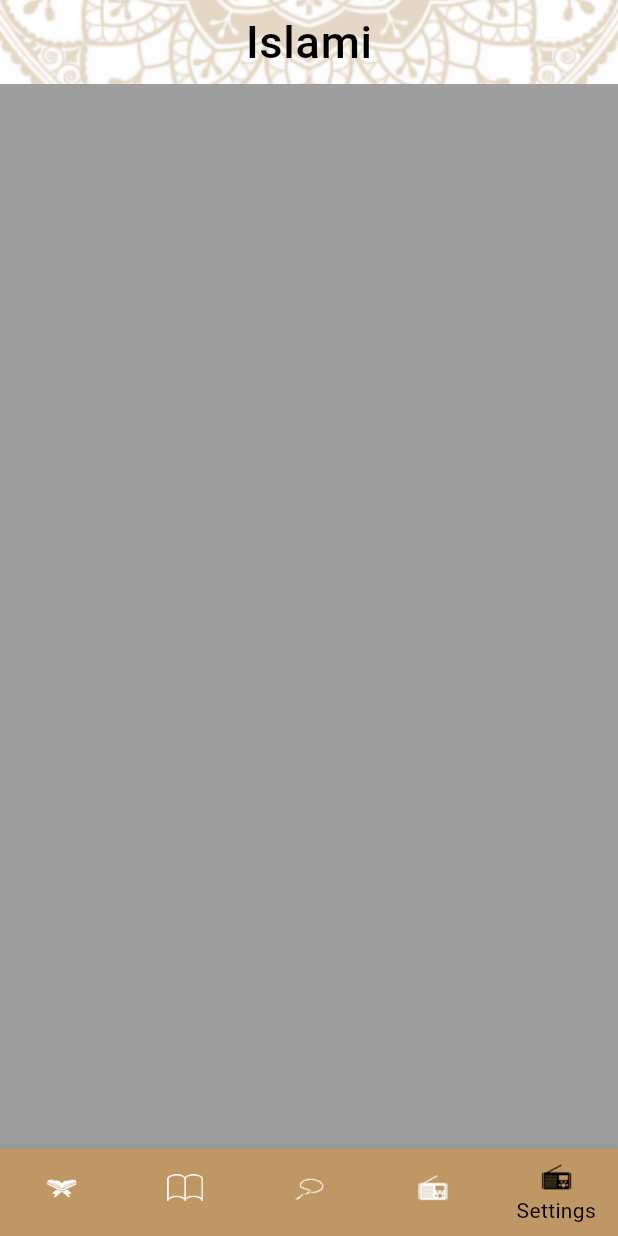
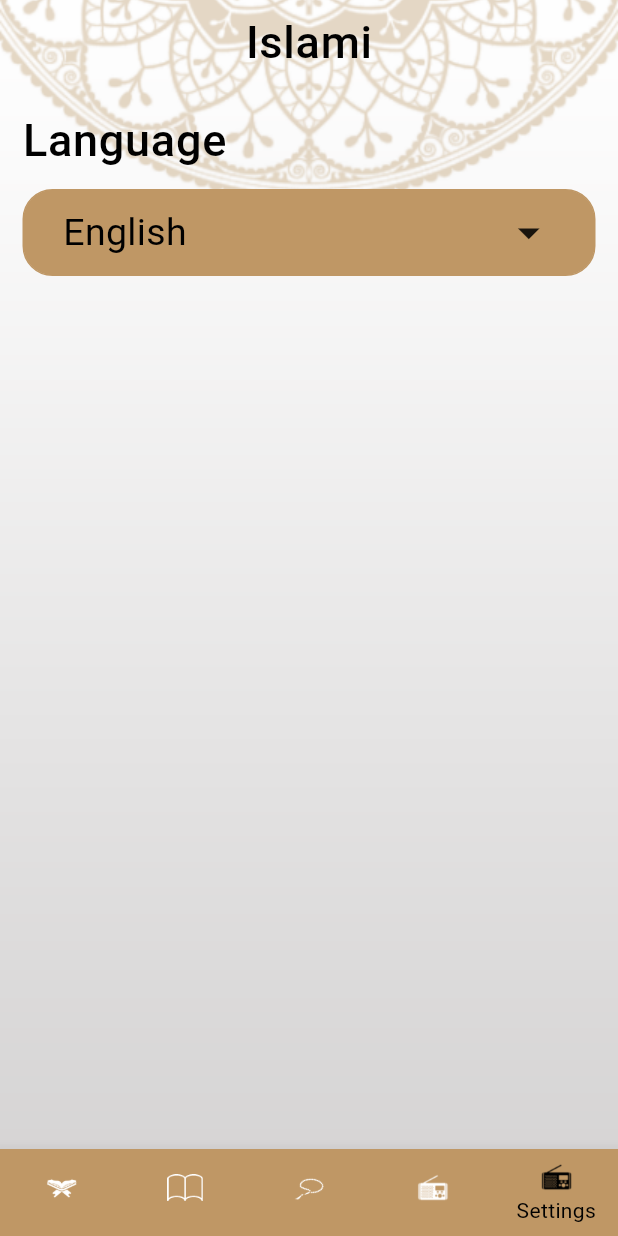
Before and after one commit to AhmedShehata2004/IslamiApp, a Flutter app: the screen it shows after launch, item 5 of the bottom bar chosen, on a phone screen of 412 x 824 dp. Run offline on Flutter 3.47's test engine with Material 3 defaults, Android fonts, the phone set to English and light mode, and no system bars; generated files the repository leaves out were written again.

Commit message:
add localization to all aplication manually without state management && make l10 files

```diff
--- /dev/null
+++ b/l10.yaml
@@ -0,0 +1,3 @@
+arb-dir: lib/l10n
+template-arb-file: app_en.arb
+output-localization-file: app_localizations.dart
--- a/lib/hadeth/hadeth_details.dart
+++ b/lib/hadeth/hadeth_details.dart
@@ -1,4 +1,5 @@
 import 'package:flutter/material.dart';
+import 'package:flutter_gen/gen_l10n/app_localizations.dart';
 import 'package:islami_app/hadeth/hadeth_tab.dart';
 import 'package:islami_app/new_theme.dart';
 
@@ -19,7 +20,7 @@ class HadethDetails extends StatelessWidget {
         ),
         Scaffold(
           appBar: AppBar(
-            title: Text('Islami', style: Theme.of(context).textTheme.bodyLarge),
+            title: Text(AppLocalizations.of(context)!.app_title , style: Theme.of(context).textTheme.bodyLarge),
           ),
           body: Container(
             width: double.infinity,
--- a/lib/hadeth/hadeth_tab.dart
+++ b/lib/hadeth/hadeth_tab.dart
@@ -1,8 +1,8 @@
 import 'package:flutter/material.dart';
 import 'package:flutter/services.dart';
+import 'package:flutter_gen/gen_l10n/app_localizations.dart';
 import 'package:islami_app/hadeth/hadeth_details.dart';
 import 'package:islami_app/new_theme.dart';
-
 class HadethTab extends StatefulWidget {
   HadethTab({super.key});
 
@@ -23,7 +23,7 @@ class _HadethTabState extends State<HadethTab> {
         children: [
           Image.asset("assets/images/hadeth_logo.png"),
           Divider(color: MyTheme.primaryLight, thickness: 2),
-          Text("Ahadeth Names", style: Theme.of(context).textTheme.bodyLarge),
+          Text(AppLocalizations.of(context)!.hadeth_name,style: Theme.of(context).textTheme.bodyLarge),
           Divider(color: MyTheme.primaryLight, thickness: 2),
 
           ahadeth.isEmpty
--- a/lib/home/home_screen.dart
+++ b/lib/home/home_screen.dart
@@ -1,4 +1,5 @@
 import 'package:flutter/material.dart';
+import 'package:flutter_gen/gen_l10n/app_localizations.dart';
 import 'package:islami_app/hadeth/hadeth_tab.dart';
 import 'package:islami_app/new_theme.dart';
 import 'package:islami_app/quran/quran_tab.dart';
@@ -43,7 +44,7 @@ class _HomeScreenState extends State<HomeScreen> {
 
         Scaffold(
           appBar: AppBar(
-            title: Text('Islami', style: Theme.of(context).textTheme.bodyLarge),
+            title: Text(AppLocalizations.of(context)!.app_title  , style: Theme.of(context).textTheme.bodyLarge),
           ),
           body: tabs[currentIndex],
           bottomNavigationBar: Theme(
@@ -54,23 +55,23 @@ class _HomeScreenState extends State<HomeScreen> {
               items: [
                 BottomNavigationBarItem(
                   icon: ImageIcon(AssetImage("assets/images/icon_quran.png")),
-                  label: "Quran",
+                  label: AppLocalizations.of(context)!.quran,
                 ),
                 BottomNavigationBarItem(
                   icon:ImageIcon(AssetImage( "assets/images/icon_hadeth.png")),
-                  label: "Hadeth",
+                  label: AppLocalizations.of(context)!.hadeth,
                 ),
                 BottomNavigationBarItem(
                   icon: ImageIcon(AssetImage("assets/images/icon_sebha.png")),
-                  label: "Sebha",
+                  label:  AppLocalizations.of(context)!.sebha ,
                 ),
                 BottomNavigationBarItem(
                   icon: ImageIcon(AssetImage("assets/images/icon_radio.png")),
-                  label: "Radio",
+                  label: AppLocalizations.of(context)!.radio,
                 ),
                 BottomNavigationBarItem(
                   icon: ImageIcon(AssetImage("assets/images/icon_radio.png")),
-                  label: "Settings",
+                  label: AppLocalizations.of(context)!.settings,
                 ),
               ],
             ),
--- a/lib/main.dart
+++ b/lib/main.dart
@@ -1,9 +1,9 @@
 import 'package:flutter/material.dart';
+import 'package:flutter_gen/gen_l10n/app_localizations.dart';
 import 'package:islami_app/hadeth/hadeth_details.dart';
 import 'package:islami_app/home/home_screen.dart';
 import 'package:islami_app/new_theme.dart';
 import 'package:islami_app/quran/sura_details.dart';
-
 void main() {
   runApp(const MyApp());
 }
@@ -24,6 +24,10 @@ class MyApp extends StatelessWidget {
 		HadethDetails.routeName: (context) => const HadethDetails(),
 	  },
       // home: const HomeScreen(),
+
+      locale: const Locale("en",),
+      localizationsDelegates: AppLocalizations.localizationsDelegates,
+      supportedLocales: AppLocalizations.supportedLocales,
     );
   }
 }
--- a/lib/quran/sura_details.dart
+++ b/lib/quran/sura_details.dart
@@ -1,5 +1,6 @@
 import 'package:flutter/material.dart';
 import 'package:flutter/services.dart';
+import 'package:flutter_gen/gen_l10n/app_localizations.dart';
 import 'package:islami_app/new_theme.dart';
 
 class SuraDetailsScreen extends StatefulWidget {
@@ -49,7 +50,7 @@ class _SuraDetailsScreenState extends State<SuraDetailsScreen> {
         Scaffold(
           backgroundColor: Colors.transparent,
           appBar: AppBar(
-            title: Text('Islami', style: Theme.of(context).textTheme.bodyLarge),
+            title: Text(AppLocalizations.of(context)!.app_title, style: Theme.of(context).textTheme.bodyLarge),
           ),
           body: Container(
             width: double.infinity,
--- a/lib/radio/radio_tab.dart
+++ b/lib/radio/radio_tab.dart
@@ -1,4 +1,5 @@
 import 'package:flutter/material.dart';
+import 'package:flutter_gen/gen_l10n/app_localizations.dart';
 import 'package:islami_app/new_theme.dart';
 
 class RadioTab extends StatelessWidget {
@@ -12,7 +13,7 @@ class RadioTab extends StatelessWidget {
       children: [
         Image.asset("assets/images/radio_image.png"),
         SizedBox(height: 20,),
-        Text("Ezaat AlQuran AlKarem ", style: Theme.of(context).textTheme.headlineMedium,),
+        Text(AppLocalizations.of(context)!.ezaat_alquran_alkarem , style: Theme.of(context).textTheme.headlineMedium,),
         SizedBox(height: 40,),
         Row(
           mainAxisAlignment: MainAxisAlignment.center,
--- a/lib/sebha/sebha_tab.dart
+++ b/lib/sebha/sebha_tab.dart
@@ -1,5 +1,7 @@
 import 'package:flutter/material.dart';
+import 'package:flutter_gen/gen_l10n/app_localizations.dart';
 import 'package:islami_app/new_theme.dart';
+
 
 class SebhaTab extends StatefulWidget {
   const SebhaTab({super.key});
@@ -73,7 +75,7 @@ class _SebhaTabState extends State<SebhaTab> {
           ),
 
           const SizedBox(height: 30),
-          Text("عدد التسبيحات", style: theme.textTheme.titleLarge?.copyWith(
+          Text(AppLocalizations.of(context)!.number_of_tasbeeh, style: theme.textTheme.titleLarge?.copyWith(
             fontWeight: FontWeight.bold,
           )),
           const SizedBox(height: 20),
--- a/lib/settings/settings_tab.dart
+++ b/lib/settings/settings_tab.dart
@@ -1,10 +1,60 @@
 import 'package:flutter/material.dart';
+import 'package:flutter_gen/gen_l10n/app_localizations.dart';
+import 'package:islami_app/settings/language_bottom_sheet.dart';
 
-class SettingsTab extends StatelessWidget {
-  const SettingsTab ({super.key});
+class SettingsTab extends StatefulWidget {
+  const SettingsTab({super.key});
 
   @override
+  State<SettingsTab> createState() => _SettingsTabState();
+}
+
+class _SettingsTabState extends State<SettingsTab> {
+  @override
   Widget build(BuildContext context) {
-    return Container(color: Colors.grey);
+    return Container(
+      margin: EdgeInsets.all(15.0),
+      child: Column(
+        crossAxisAlignment: CrossAxisAlignment.start,
+        children: [
+          Text(
+            AppLocalizations.of(context)!.language,
+            style: Theme.of(context).textTheme.bodyLarge,
+          ),
+          SizedBox(height: 10),
+          InkWell(
+            onTap: () {
+              // Show language selection dialog or dropdown
+              showLanguageBottomSheet();
+            },
+            child: Container(
+              padding: EdgeInsets.all(10.0 ),
+              decoration: BoxDecoration(
+                border: Border.all(color: Theme.of(context).primaryColor),
+                borderRadius: BorderRadius.circular(20),
+                color: Theme.of(context).primaryColor,
+              ),
+              child: Padding(
+                padding: const EdgeInsets.symmetric(horizontal: 16.0),
+                child: Row(
+                  mainAxisAlignment: MainAxisAlignment.spaceBetween,
+                  children: [
+                    Text(AppLocalizations.of(context)!.english , style: Theme.of(context).textTheme.bodyMedium),
+                    Spacer(),
+                    Icon(Icons.arrow_drop_down, size: 35),
+                  ],
+                ),
+              ),
+            ),
+          ),
+        ],
+      ),
+    );
+  }
+
+  void showLanguageBottomSheet() {
+    showModalBottomSheet(context: context,
+   builder: (context) => LanguageBottomSheet(),
+   );
   }
 }
--- a/pubspec.yaml
+++ b/pubspec.yaml
@@ -9,6 +9,10 @@ environment:
 dependencies:
   flutter:
     sdk: flutter
+  flutter_localizations:
+    sdk: flutter
+  intl: any
+  provider: ^6.1.5+1
 
 dev_dependencies:
   flutter_test:
@@ -16,6 +20,8 @@ dev_dependencies:
   flutter_lints: ^5.0.0
 
 flutter:
+  generate: true
+
   uses-material-design: true
   assets:
     - assets/images/
```
Also changed, not shown: lib/l10n/app_ar.arb (added, +19 -0 lines), lib/l10n/app_en.arb (added, +19 -0 lines), lib/quran/quran_tab.dart (+14 -6 lines), lib/settings/language_bottom_sheet.dart (added, +42 -0 lines), lib/providers/app_config_provider.dart (added), pubspec.lock.
